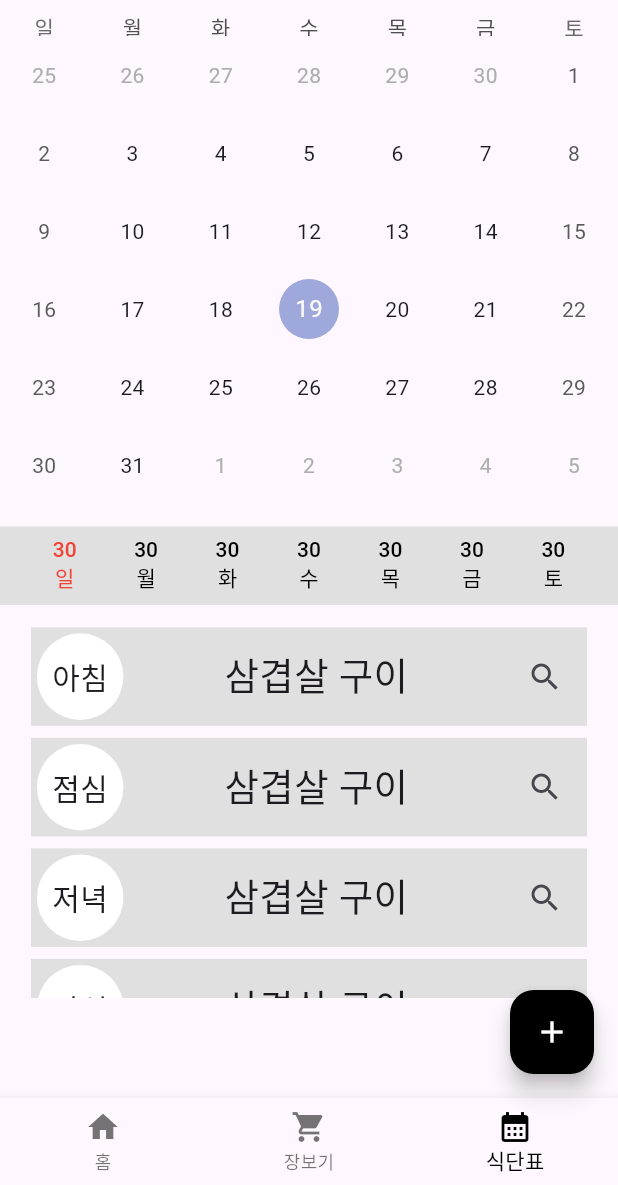
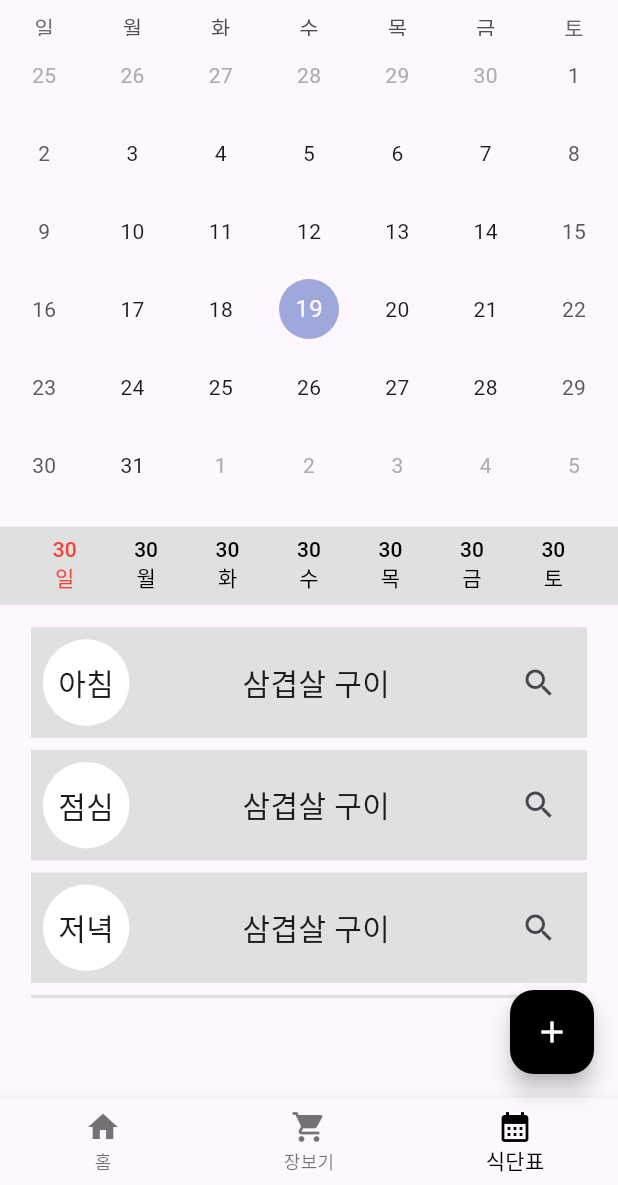
Before and after one commit to seojh5939/RefrigeratorMap, a Flutter app: the screen it shows after launch, item 3 of the bottom bar chosen, on a phone screen of 412 x 824 dp, the part 51-1236 px from its top. Run offline on Flutter 3.47's test engine with Material 2 defaults, Android fonts, the phone set to English and light mode, and no system bars; drawn by our look-alikes of table_calendar; our stand-ins replace sqflite; accounts and stored records are empty.

Commit message:
[COMPLETION] : 🎉 식단표 UI구현 최종 완료

```diff
--- a/lib/view/diet/diet_page.dart
+++ b/lib/view/diet/diet_page.dart
@@ -66,7 +66,7 @@ class DietPage extends StatelessWidget {
     return Container(
       color: Colors.grey[300],
       child: Padding(
-        padding: const EdgeInsets.all(4.0),
+        padding: const EdgeInsets.all(8.0),
         child: Row(
           children: [
             Container(
@@ -79,7 +79,10 @@ class DietPage extends StatelessWidget {
             ),
             Spacer(),
             // TODO 식사메뉴 String 받아서 적용.
-            Text("삼겹살 구이", style: TextStyle(fontSize: 25)),
+            Text(
+              "삼겹살 구이",
+              style: TextStyle(fontSize: 20),
+            ),
             Spacer(),
             IconButton(
               icon: Icon(Icons.search),
```
